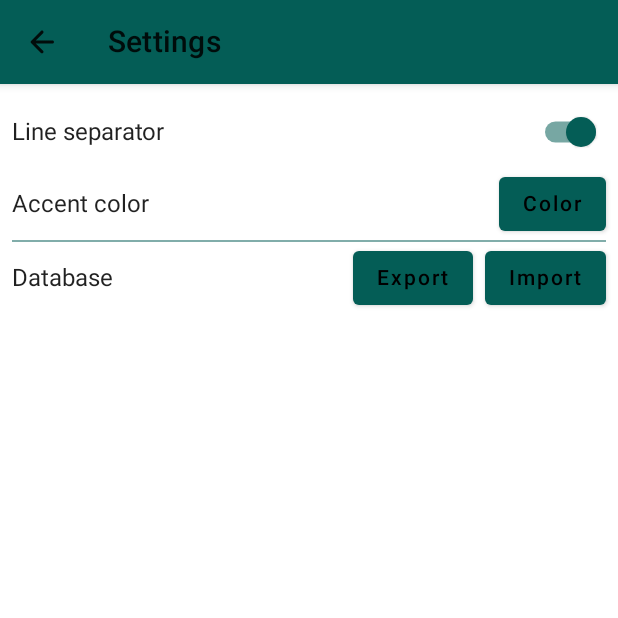
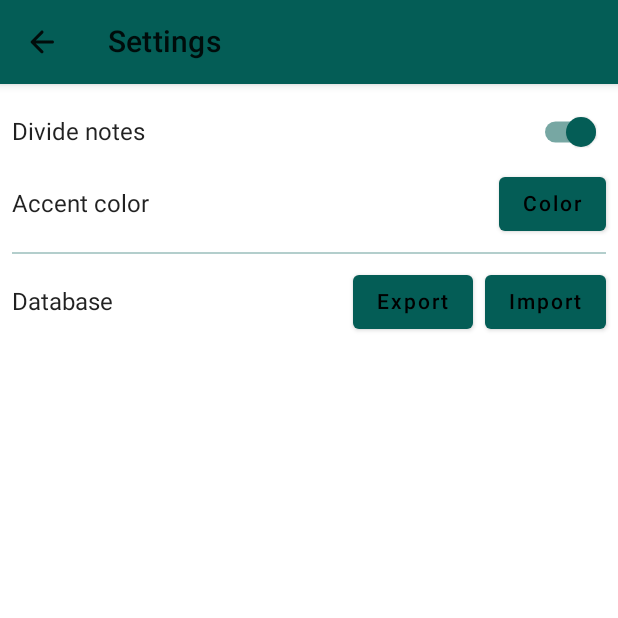
Before and after one commit to anikolsky/Doer, an Android app built with Jetpack Compose: the SettingsScreen screen opened through its navigation route, on a phone screen of 412 x 824 dp, the top half of it. Run offline under Robolectric (Android 15) with nearby library versions, the phone set to English and light mode, and no system bars; our stand-ins replace Dagger/Hilt's generated code, accompanist.

Commit message:
small changes

```diff
--- a/app/src/main/java/com/omtorney/doer/data/RepositoryImpl.kt
+++ b/app/src/main/java/com/omtorney/doer/data/RepositoryImpl.kt
@@ -11,9 +11,7 @@ class RepositoryImpl @Inject constructor(
     private val noteDao: NoteDao,
     private val settingsStore: SettingsStore
 ) : Repository {
-    override suspend fun addNote(note: Note) = noteDao.insert(note)
-
-    override suspend fun updateNote(note: Note) = noteDao.update(note)
+    override suspend fun insertNote(note: Note) = noteDao.insert(note)
 
     override suspend fun deleteNote(note: Note) = noteDao.delete(note)
 
--- a/app/src/main/java/com/omtorney/doer/data/database/NoteDao.kt
+++ b/app/src/main/java/com/omtorney/doer/data/database/NoteDao.kt
@@ -16,9 +16,6 @@ interface NoteDao {
     @Insert(onConflict = OnConflictStrategy.REPLACE)
     suspend fun insertAll(notes: List<Note>)
 
-    @Update
-    suspend fun update(note: Note)
-
     @Delete
     suspend fun delete(note: Note)
 }
--- a/app/src/main/java/com/omtorney/doer/domain/Repository.kt
+++ b/app/src/main/java/com/omtorney/doer/domain/Repository.kt
@@ -5,9 +5,7 @@ import kotlinx.coroutines.flow.Flow
 
 interface Repository {
 
-    suspend fun addNote(note: Note)
-
-    suspend fun updateNote(note: Note)
+    suspend fun insertNote(note: Note)
 
     suspend fun deleteNote(note: Note)
 
--- a/app/src/main/java/com/omtorney/doer/ui/MainActivity.kt
+++ b/app/src/main/java/com/omtorney/doer/ui/MainActivity.kt
@@ -13,7 +13,6 @@ import androidx.compose.material.MaterialTheme
 import androidx.compose.material.Surface
 import androidx.compose.ui.Modifier
 import androidx.core.content.ContextCompat
-import com.omtorney.doer.ui.compose.DoerApp
 import com.omtorney.doer.ui.theme.DoerTheme
 import dagger.hilt.android.AndroidEntryPoint
 
--- a/app/src/main/java/com/omtorney/doer/ui/compose/HomeScreen.kt
+++ b/app/src/main/java/com/omtorney/doer/ui/home/HomeScreen.kt
@@ -1,4 +1,4 @@
-package com.omtorney.doer.ui.compose
+package com.omtorney.doer.ui.home
 
 import androidx.compose.foundation.ExperimentalFoundationApi
 import androidx.compose.foundation.background
@@ -18,7 +18,8 @@ import androidx.compose.ui.graphics.Color
 import androidx.compose.ui.res.stringResource
 import androidx.compose.ui.unit.dp
 import com.omtorney.doer.R
-import com.omtorney.doer.ui.viewmodel.HomeViewModel
+import com.omtorney.doer.ui.component.NoteItem
+import com.omtorney.doer.ui.component.PinnedNoteItem
 import kotlinx.coroutines.launch
 
 @OptIn(
@@ -131,11 +132,9 @@ fun HomeScreen(
                         modifier = Modifier.animateItemPlacement()
                     )
                     if (lineSeparatorState) {
-                        Spacer(
-                            modifier = Modifier
-                                .fillMaxWidth()
-                                .height(0.5.dp)
-                                .background(color = Color(accentColor).copy(alpha = 0.2f))
+                        Divider(
+                            thickness = 0.8.dp,
+                            color = Color(accentColor).copy(alpha = 0.3f)
                         )
                     }
                 }
--- a/app/src/main/java/com/omtorney/doer/ui/compose/Snackbar.kt
+++ b/app/src/main/java/com/omtorney/doer/ui/home/Snackbar.kt
@@ -1,11 +1,10 @@
-package com.omtorney.doer.ui.compose
+package com.omtorney.doer.ui.home
 
 import androidx.compose.foundation.layout.padding
 import androidx.compose.material.*
 import androidx.compose.runtime.Composable
 import androidx.compose.ui.Modifier
 import androidx.compose.ui.unit.dp
-import com.omtorney.doer.ui.viewmodel.HomeViewModel
 
 @Composable
 fun SnackbarUndoDeleteNote(
--- a/app/src/main/java/com/omtorney/doer/ui/compose/SettingsScreen.kt
+++ b/app/src/main/java/com/omtorney/doer/ui/settings/SettingsScreen.kt
@@ -1,4 +1,4 @@
-package com.omtorney.doer.ui.compose
+package com.omtorney.doer.ui.settings
 
 import android.content.res.Configuration.UI_MODE_NIGHT_YES
 import android.widget.Toast
@@ -18,7 +18,6 @@ import androidx.compose.ui.unit.dp
 import androidx.hilt.navigation.compose.hiltViewModel
 import com.omtorney.doer.R
 import com.omtorney.doer.ui.theme.DoerTheme
-import com.omtorney.doer.ui.viewmodel.SettingsViewModel
 
 @Composable
 fun SettingsScreen(
@@ -65,11 +64,10 @@ fun SettingsScreen(
                     onClickDropdownMenuItem = { viewModel.setAccentColor(it) },
                     onDismissRequest = { colorMenuExpanded = false }
                 )
-                Spacer(
-                    modifier = Modifier
-                        .fillMaxWidth()
-                        .height(1.dp)
-                        .background(color = Color(accentColor).copy(alpha = 0.5f))
+                Divider(
+                    modifier = Modifier.padding(vertical = 8.dp),
+                    thickness = 1.dp,
+                    color = Color(accentColor).copy(alpha = 0.3f)
                 )
                 DatabaseActions(
                     color = accentColor,
@@ -116,7 +114,7 @@ fun LineSeparatorSwitcher(
 ) {
     Row(verticalAlignment = Alignment.CenterVertically) {
         Text(
-            text = "Line separator",
+            text = "Divide notes",
             modifier = Modifier.weight(1f)
         )
         Switch(
--- a/app/src/main/java/com/omtorney/doer/ui/viewmodel/SettingsViewModel.kt
+++ b/app/src/main/java/com/omtorney/doer/ui/settings/SettingsViewModel.kt
@@ -1,4 +1,4 @@
-package com.omtorney.doer.ui.viewmodel
+package com.omtorney.doer.ui.settings
 
 import android.os.Environment
 import android.util.Log
```
Also changed, not shown: app/src/main/java/com/omtorney/doer/ui/DoerApp.kt (renamed from app/src/main/java/com/omtorney/doer/ui/compose/DoerApp.kt, +6 -3 lines), app/src/main/java/com/omtorney/doer/ui/edit/NoteScreen.kt (renamed from app/src/main/java/com/omtorney/doer/ui/compose/NoteScreen.kt, +7 -8 lines), app/src/main/java/com/omtorney/doer/ui/home/HomeViewModel.kt (renamed from app/src/main/java/com/omtorney/doer/ui/viewmodel/HomeViewModel.kt, +5 -5 lines), app/src/main/java/com/omtorney/doer/ui/home/NoteItem.kt (renamed from app/src/main/java/com/omtorney/doer/ui/compose/NoteItem.kt, +4 -3 lines), 2 other files.
